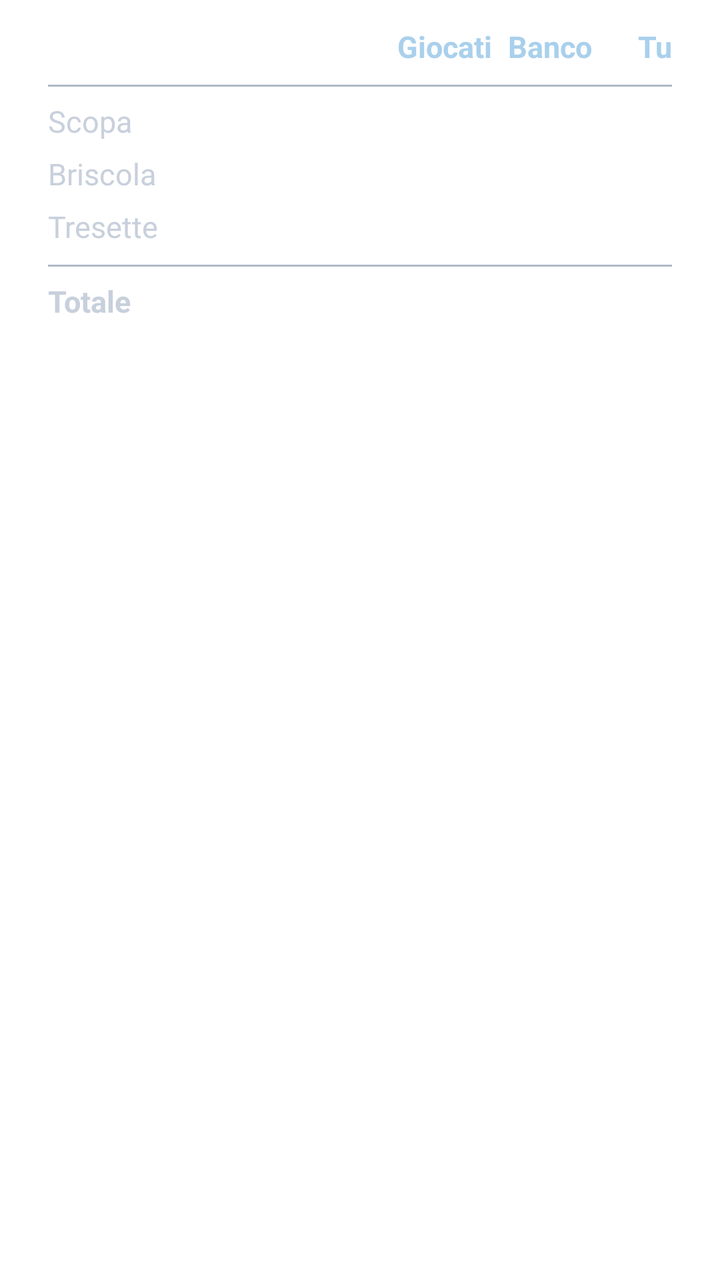
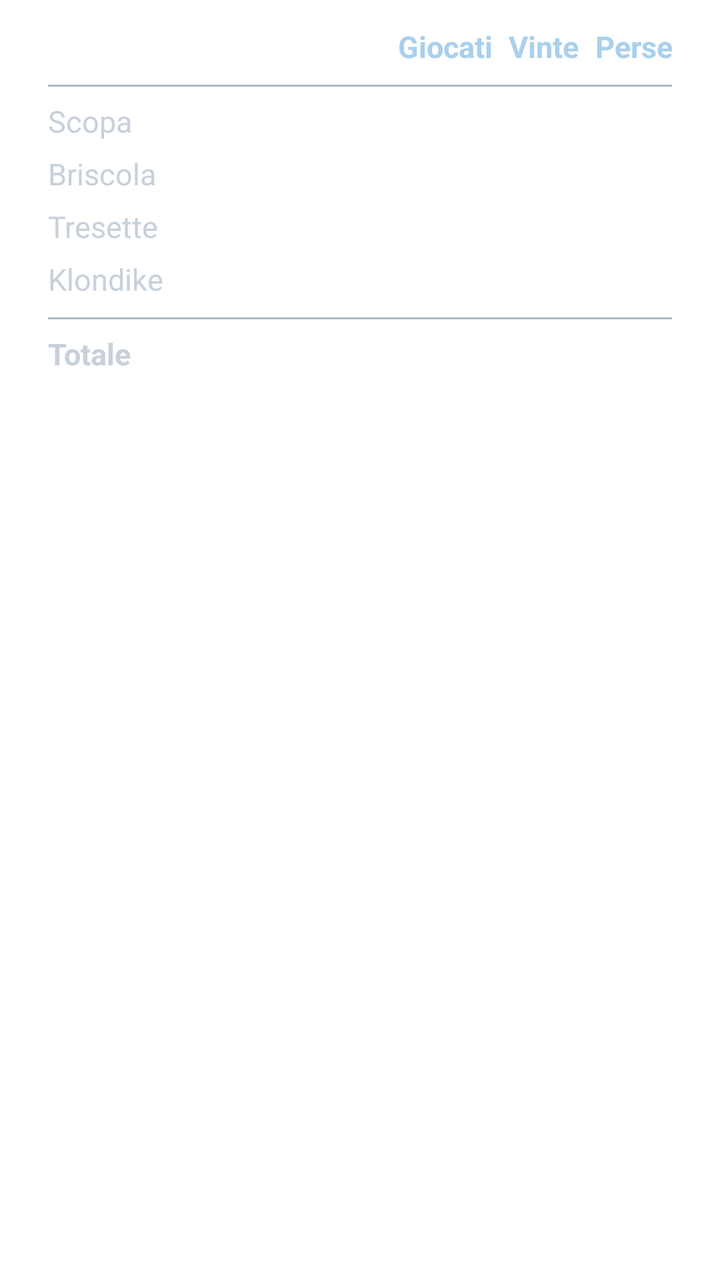

Two renders of the same Android screen: before a commit and after it. Below are the layout's source before the change and the commit's diff.
<!-- AndroidManifest.xml: application theme Theme.Scopa -->
<!-- res/layout/dialog_stats.xml -->
<?xml version="1.0" encoding="utf-8"?>
<LinearLayout xmlns:android="http://schemas.android.com/apk/res/android"
    android:layout_width="match_parent"
    android:layout_height="wrap_content"
    android:orientation="vertical"
    android:paddingStart="24dp"
    android:paddingEnd="24dp"
    android:paddingTop="10dp"
    android:paddingBottom="6dp">

    <TableLayout
        android:layout_width="match_parent"
        android:layout_height="wrap_content"
        android:stretchColumns="0"
        android:shrinkColumns="0">

        <TableRow>
            <TextView
                android:layout_width="wrap_content"
                android:layout_height="wrap_content" />
            <TextView
                style="@style/StatsValue"
                android:text="@string/stat_played"
                android:textColor="@color/celeste"
                android:textStyle="bold" />
            <TextView
                style="@style/StatsValue"
                android:text="@string/bot"
                android:textColor="@color/celeste"
                android:textStyle="bold" />
            <TextView
                style="@style/StatsValue"
                android:text="@string/you"
                android:textColor="@color/celeste"
                android:textStyle="bold" />
        </TableRow>

        <View
            android:layout_height="1dp"
            android:layout_marginTop="6dp"
            android:layout_marginBottom="4dp"
            android:background="@color/silver_dark" />

        <TableRow>
            <TextView style="@style/ScoreLabel" android:maxLines="1" android:text="@string/play_scopa" />
            <TextView android:id="@+id/scopaPlayed" style="@style/StatsValue" />
            <TextView android:id="@+id/scopaBot" style="@style/StatsValue" />
            <TextView android:id="@+id/scopaYou" style="@style/StatsValue" android:textColor="@color/gold" />
        </TableRow>
        <TableRow>
            <TextView style="@style/ScoreLabel" android:maxLines="1" android:text="@string/play_briscola" />
            <TextView android:id="@+id/briscPlayed" style="@style/StatsValue" />
            <TextView android:id="@+id/briscBot" style="@style/StatsValue" />
            <TextView android:id="@+id/briscYou" style="@style/StatsValue" android:textColor="@color/gold" />
        </TableRow>
        <TableRow>
            <TextView style="@style/ScoreLabel" android:maxLines="1" android:text="@string/play_tresette" />
            <TextView android:id="@+id/trePlayed" style="@style/StatsValue" />
            <TextView android:id="@+id/treBot" style="@style/StatsValue" />
            <TextView android:id="@+id/treYou" style="@style/StatsValue" android:textColor="@color/gold" />
        </TableRow>

        <View
            android:layout_height="1dp"
            android:layout_marginTop="6dp"
            android:layout_marginBottom="4dp"
            android:background="@color/silver_dark" />

        <TableRow>
            <TextView style="@style/ScoreLabel" android:maxLines="1" android:text="@string/stat_total" android:textStyle="bold" />
            <TextView android:id="@+id/totPlayed" style="@style/StatsValue" android:textStyle="bold" />
            <TextView android:id="@+id/totBot" style="@style/StatsValue" android:textStyle="bold" />
            <TextView android:id="@+id/totYou" style="@style/StatsValue" android:textColor="@color/gold" android:textStyle="bold" />
        </TableRow>
    </TableLayout>

    <TextView
        android:id="@+id/statsNote"
        android:layout_width="match_parent"
        android:layout_height="wrap_content"
        android:layout_marginTop="14dp"
        android:textColor="@color/silver_dark"
        android:textSize="13sp" />
</LinearLayout>
<!-- resources referenced by this layout -->
<resources>
  <color name="celeste">#A9D0EC</color>
  <color name="gold">#E9C24C</color>
  <color name="silver_dark">#AEB9C6</color>
  <string name="bot">Banco</string>
  <string name="play_briscola">Briscola</string>
  <string name="play_scopa">Scopa</string>
  <string name="play_tresette">Tresette</string>
  <string name="stat_played">Giocati</string>
  <string name="stat_total">Totale</string>
  <string name="you">Tu</string>
  <style name="ScoreLabel">
          <item name="android:layout_width">wrap_content</item>
          <item name="android:layout_height">wrap_content</item>
          <item name="android:paddingTop">3dp</item>
          <item name="android:paddingBottom">3dp</item>
          <item name="android:textColor">@color/silver</item>
          <item name="android:textSize">15sp</item>
      </style>
  <style name="StatsValue">
          <item name="android:layout_width">wrap_content</item>
          <item name="android:layout_height">wrap_content</item>
          <item name="android:minWidth">40dp</item>
          <item name="android:paddingStart">8dp</item>
          <item name="android:paddingTop">3dp</item>
          <item name="android:paddingBottom">3dp</item>
          <item name="android:gravity">end</item>
          <item name="android:textColor">@color/silver</item>
          <item name="android:textSize">15sp</item>
      </style>
  <style name="Theme.Scopa" parent="Theme.MaterialComponents.DayNight.NoActionBar">
          <item name="colorPrimary">@color/navy_mid</item>
          <item name="colorPrimaryVariant">@color/navy_deep</item>
          <item name="colorOnPrimary">@color/celeste_light</item>
          <item name="colorSecondary">@color/gold</item>
          <item name="android:statusBarColor" tools:targetApi="l">@color/navy_deep</item>
          <item name="alertDialogTheme">@style/DarkAlertDialog</item>
          <item name="materialAlertDialogTheme">@style/DarkAlertDialog</item>
      </style>
  <color name="silver">#C8D0DC</color>
  <color name="navy_mid">#23477E</color>
  <color name="navy_deep">#0C1626</color>
  <color name="celeste_light">#D7EAF6</color>
  <style name="DarkAlertDialog" parent="Theme.MaterialComponents.Dialog.Alert">
          <item name="colorSurface">@color/navy</item>
          <item name="android:colorBackground">@color/navy</item>
          <item name="colorOnSurface">@color/silver</item>
          <item name="android:textColorPrimary">@color/silver</item>
          <item name="android:textColorSecondary">@color/silver</item>
          <item name="colorPrimary">@color/silver</item>
      </style>
  <color name="navy">#14294A</color>
</resources>

<!-- the commit's change to res/layout/dialog_stats.xml (unified diff, before → after) -->
@@ -25,12 +25,12 @@
                 android:textStyle="bold" />
             <TextView
                 style="@style/StatsValue"
-                android:text="@string/bot"
+                android:text="@string/stat_won"
                 android:textColor="@color/celeste"
                 android:textStyle="bold" />
             <TextView
                 style="@style/StatsValue"
-                android:text="@string/you"
+                android:text="@string/stat_lost"
                 android:textColor="@color/celeste"
                 android:textStyle="bold" />
         </TableRow>
@@ -44,20 +44,27 @@
         <TableRow>
             <TextView style="@style/ScoreLabel" android:maxLines="1" android:text="@string/play_scopa" />
             <TextView android:id="@+id/scopaPlayed" style="@style/StatsValue" />
+            <TextView android:id="@+id/scopaYou" style="@style/StatsValue" android:textColor="@color/gold" />
             <TextView android:id="@+id/scopaBot" style="@style/StatsValue" />
-            <TextView android:id="@+id/scopaYou" style="@style/StatsValue" android:textColor="@color/gold" />
         </TableRow>
         <TableRow>
             <TextView style="@style/ScoreLabel" android:maxLines="1" android:text="@string/play_briscola" />
             <TextView android:id="@+id/briscPlayed" style="@style/StatsValue" />
+            <TextView android:id="@+id/briscYou" style="@style/StatsValue" android:textColor="@color/gold" />
             <TextView android:id="@+id/briscBot" style="@style/StatsValue" />
-            <TextView android:id="@+id/briscYou" style="@style/StatsValue" android:textColor="@color/gold" />
         </TableRow>
         <TableRow>
             <TextView style="@style/ScoreLabel" android:maxLines="1" android:text="@string/play_tresette" />
             <TextView android:id="@+id/trePlayed" style="@style/StatsValue" />
+            <TextView android:id="@+id/treYou" style="@style/StatsValue" android:textColor="@color/gold" />
             <TextView android:id="@+id/treBot" style="@style/StatsValue" />
-            <TextView android:id="@+id/treYou" style="@style/StatsValue" android:textColor="@color/gold" />
+        </TableRow>
+
+        <TableRow>
+            <TextView style="@style/ScoreLabel" android:maxLines="1" android:text="@string/play_klondike" />
+            <TextView android:id="@+id/klonPlayed" style="@style/StatsValue" />
+            <TextView android:id="@+id/klonYou" style="@style/StatsValue" android:textColor="@color/gold" />
+            <TextView android:id="@+id/klonBot" style="@style/StatsValue" />
         </TableRow>
 
         <View
@@ -69,8 +76,8 @@
         <TableRow>
             <TextView style="@style/ScoreLabel" android:maxLines="1" android:text="@string/stat_total" android:textStyle="bold" />
             <TextView android:id="@+id/totPlayed" style="@style/StatsValue" android:textStyle="bold" />
+            <TextView android:id="@+id/totYou" style="@style/StatsValue" android:textColor="@color/gold" android:textStyle="bold" />
             <TextView android:id="@+id/totBot" style="@style/StatsValue" android:textStyle="bold" />
-            <TextView android:id="@+id/totYou" style="@style/StatsValue" android:textColor="@color/gold" android:textStyle="bold" />
         </TableRow>
     </TableLayout>
 
<!-- resource entries referenced after the edit -->
@@ -3,13 +3,14 @@
   <color name="celeste">#A9D0EC</color>
   <color name="gold">#E9C24C</color>
   <color name="silver_dark">#AEB9C6</color>
-  <string name="bot">Banco</string>
   <string name="play_briscola">Briscola</string>
+  <string name="play_klondike">Klondike</string>
   <string name="play_scopa">Scopa</string>
   <string name="play_tresette">Tresette</string>
+  <string name="stat_lost">Perse</string>
   <string name="stat_played">Giocati</string>
   <string name="stat_total">Totale</string>
-  <string name="you">Tu</string>
+  <string name="stat_won">Vinte</string>
   <style name="ScoreLabel">
           <item name="android:layout_width">wrap_content</item>
           <item name="android:layout_height">wrap_content</item>
